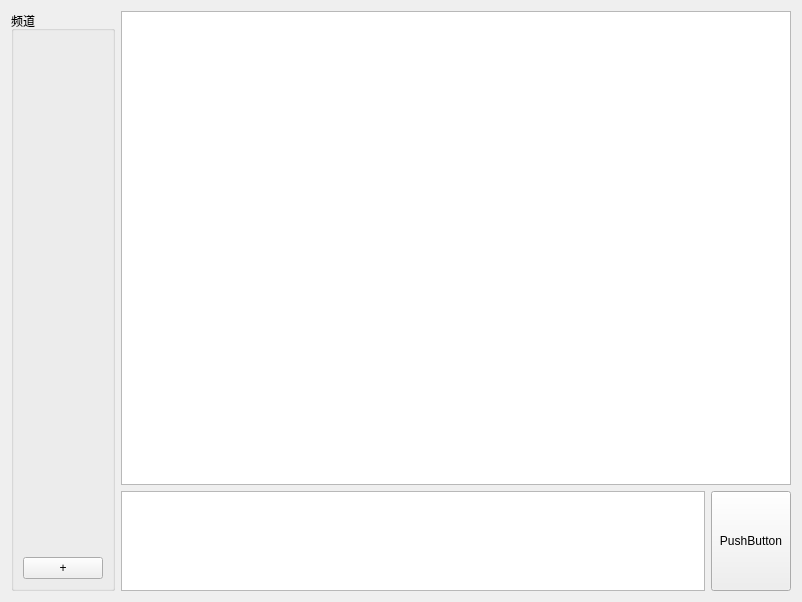
Before: the Qt Designer form src/widget.ui in colutius/colutius_old, drawn with Qt 5.
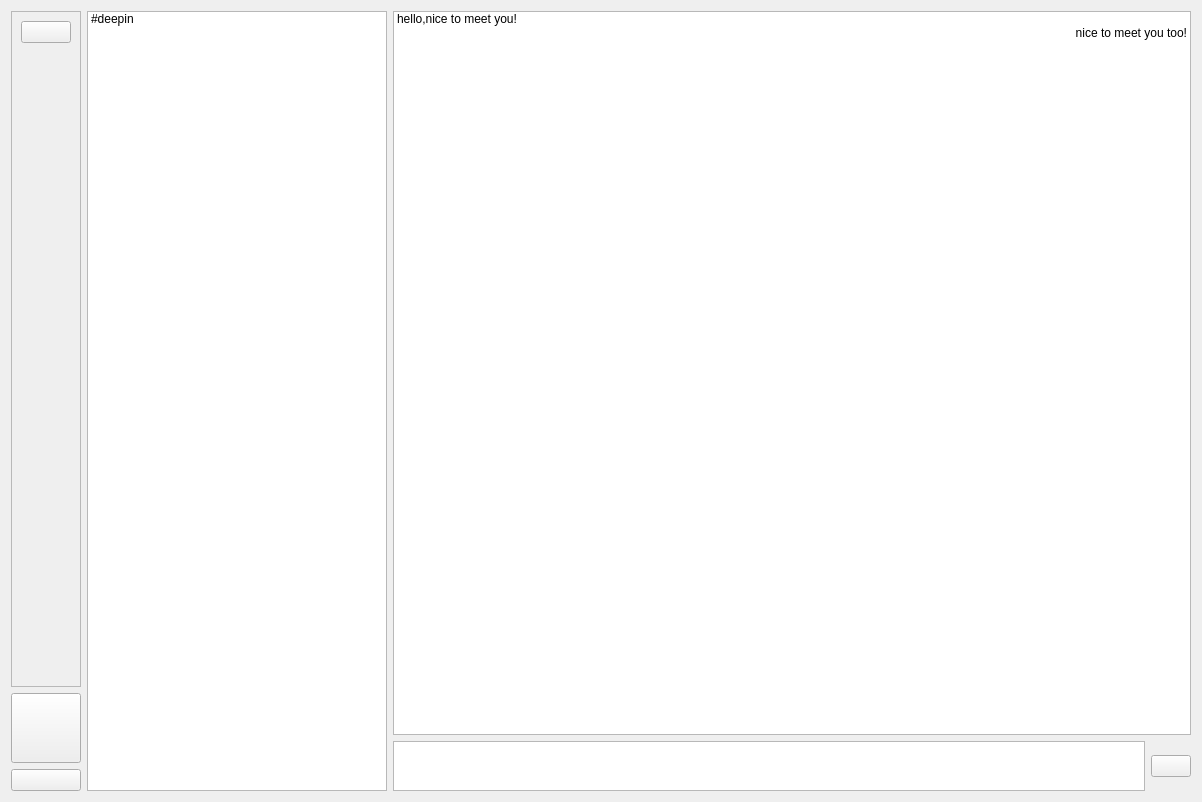
After: the same form once the commit is applied.

Patch:
```diff
--- a/src/widget.ui
+++ b/src/widget.ui
@@ -6,23 +6,53 @@
    <rect>
     <x>0</x>
     <y>0</y>
-    <width>802</width>
-    <height>602</height>
+    <width>1202</width>
+    <height>802</height>
    </rect>
   </property>
   <property name="windowTitle">
    <string>Widget</string>
   </property>
-  <layout class="QGridLayout" name="gridLayout_2">
-   <item row="0" column="0">
-    <widget class="QGroupBox" name="groupBox">
-     <property name="title">
-      <string>频道</string>
-     </property>
      <layout class="QGridLayout" name="gridLayout">
       <item row="0" column="0">
-       <layout class="QVBoxLayout" name="verticalLayout">
+    <layout class="QHBoxLayout" name="horizontalLayout">
         <item>
+      <layout class="QVBoxLayout" name="verticalLayout_2">
+       <item>
+        <widget class="QScrollArea" name="serverBox">
+         <property name="sizePolicy">
+          <sizepolicy hsizetype="Minimum" vsizetype="Expanding">
+           <horstretch>0</horstretch>
+           <verstretch>0</verstretch>
+          </sizepolicy>
+         </property>
+         <property name="maximumSize">
+          <size>
+           <width>100</width>
+           <height>16777215</height>
+          </size>
+         </property>
+         <property name="widgetResizable">
+          <bool>true</bool>
+         </property>
+         <widget class="QWidget" name="scrollAreaWidgetContents">
+          <property name="geometry">
+           <rect>
+            <x>0</x>
+            <y>0</y>
+            <width>84</width>
+            <height>632</height>
+           </rect>
+          </property>
+          <layout class="QGridLayout" name="gridLayout_2">
+           <item row="0" column="0">
+            <widget class="QPushButton" name="server0">
+             <property name="text">
+              <string/>
+             </property>
+            </widget>
+           </item>
+           <item row="1" column="0">
          <spacer name="verticalSpacer">
           <property name="orientation">
            <enum>Qt::Vertical</enum>
@@ -30,50 +60,125 @@
           <property name="sizeHint" stdset="0">
            <size>
             <width>20</width>
-            <height>40</height>
+               <height>557</height>
            </size>
           </property>
          </spacer>
         </item>
+          </layout>
+         </widget>
+        </widget>
+       </item>
         <item>
-         <widget class="QPushButton" name="pushButton">
+        <widget class="QPushButton" name="newServerBtn">
+         <property name="minimumSize">
+          <size>
+           <width>0</width>
+           <height>70</height>
+          </size>
+         </property>
           <property name="text">
-           <string>+</string>
+          <string/>
           </property>
          </widget>
         </item>
-       </layout>
-      </item>
-     </layout>
-    </widget>
+       <item>
+        <widget class="QPushButton" name="settingBtn">
+         <property name="minimumSize">
+          <size>
+           <width>0</width>
+           <height>0</height>
+          </size>
+         </property>
+         <property name="maximumSize">
+          <size>
+           <width>16777215</width>
+           <height>100</height>
+          </size>
+         </property>
+         <property name="text">
+          <string/>
+         </property>
+        </widget>
+       </item>
+      </layout>
+     </item>
+     <item>
+      <widget class="QListWidget" name="listWidget_2">
+       <property name="sizePolicy">
+        <sizepolicy hsizetype="Fixed" vsizetype="Expanding">
+         <horstretch>0</horstretch>
+         <verstretch>0</verstretch>
+        </sizepolicy>
+       </property>
+       <property name="minimumSize">
+        <size>
+         <width>300</width>
+         <height>0</height>
+        </size>
+       </property>
+       <item>
+        <property name="text">
+         <string>#deepin</string>
+        </property>
+       </item>
+      </widget>
+     </item>
+    </layout>
    </item>
    <item row="0" column="1">
-    <layout class="QVBoxLayout" name="verticalLayout_2">
+    <layout class="QVBoxLayout" name="verticalLayout">
      <item>
-      <widget class="QListWidget" name="listWidget"/>
+      <widget class="QListWidget" name="chatList">
+       <item>
+        <property name="text">
+         <string>hello,nice to meet you!</string>
+        </property>
      </item>
      <item>
-      <layout class="QHBoxLayout" name="horizontalLayout">
+        <property name="text">
+         <string>nice to meet you too!</string>
+        </property>
+        <property name="textAlignment">
+         <set>AlignTrailing|AlignVCenter</set>
+        </property>
+       </item>
+      </widget>
+     </item>
        <item>
-        <widget class="QPlainTextEdit" name="plainTextEdit">
+      <layout class="QHBoxLayout" name="horizontalLayout_2">
+       <item>
+        <widget class="QPlainTextEdit" name="msgEdit">
+         <property name="sizePolicy">
+          <sizepolicy hsizetype="Expanding" vsizetype="Fixed">
+           <horstretch>0</horstretch>
+           <verstretch>0</verstretch>
+          </sizepolicy>
+         </property>
+         <property name="minimumSize">
+          <size>
+           <width>0</width>
+           <height>50</height>
+          </size>
+         </property>
          <property name="maximumSize">
           <size>
            <width>16777215</width>
-           <height>100</height>
+           <height>250</height>
           </size>
          </property>
         </widget>
        </item>
        <item>
-        <widget class="QPushButton" name="pushButton_2">
+        <widget class="QPushButton" name="sendBtn">
          <property name="maximumSize">
           <size>
-           <width>16777215</width>
-           <height>100</height>
+           <width>50</width>
+           <height>16777215</height>
           </size>
          </property>
          <property name="text">
-          <string>PushButton</string>
+          <string/>
          </property>
         </widget>
        </item>
```
Lines whose indentation alone changed are shown as unchanged.
